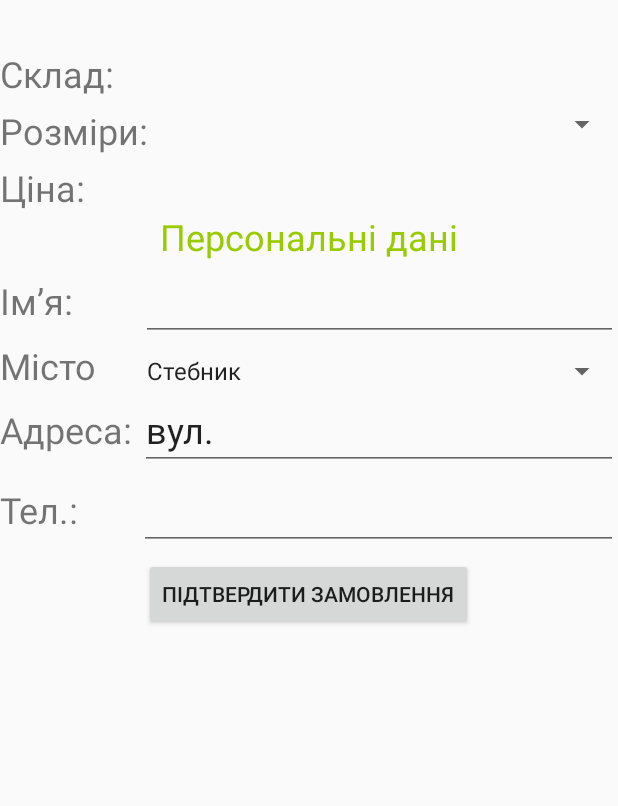
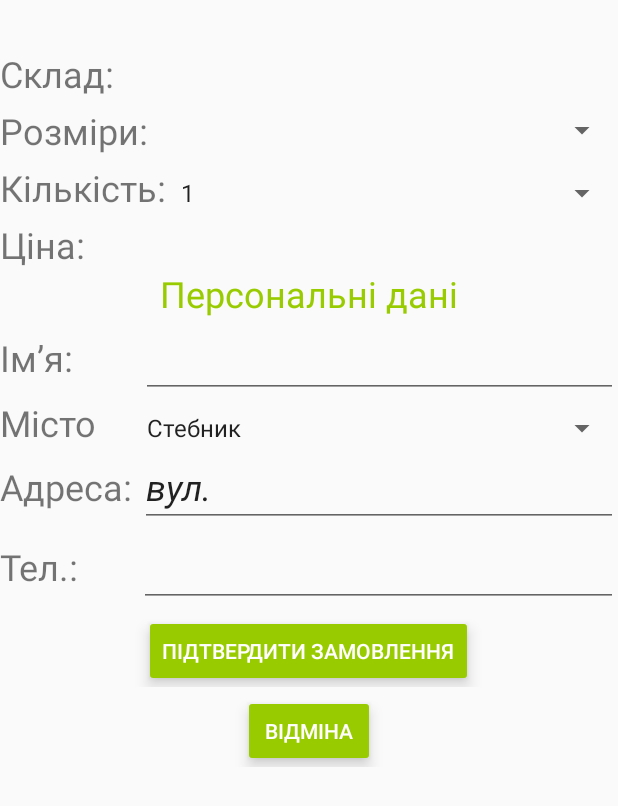
Before and after one commit to andriy98/EasyPizza, an Android app: the fragment Order_fragment placed in its activity, on a phone screen of 412 x 824 dp. Shown: the top 806 px of the screen. Run offline under Robolectric (Android 15) with nearby library versions, the phone set to English and light mode, and no system bars; our stand-ins replace Firebase (no records; nobody signed in at launch, a user with empty details on screens opened directly), Picasso; 7 statements that could not run were skipped.

Commit message:
Add progressdialog, add color buttons, add spinner_dropdown_item

```diff
--- a/app/src/main/AndroidManifest.xml
+++ b/app/src/main/AndroidManifest.xml
@@ -4,9 +4,9 @@
 
     <application
         android:allowBackup="true"
-        android:icon="@mipmap/ic_launcher"
+        android:icon="@drawable/icon"
         android:label="@string/app_name"
-        android:roundIcon="@mipmap/ic_launcher_round"
+        android:roundIcon="@drawable/icon"
         android:supportsRtl="true"
         android:theme="@style/AppTheme">
         <activity android:name=".MainActivity">
--- a/app/src/main/java/com/example/andrii/myapplication/Main_fragment.java
+++ b/app/src/main/java/com/example/andrii/myapplication/Main_fragment.java
@@ -1,8 +1,11 @@
 package com.example.andrii.myapplication;
 
+import android.app.ProgressDialog;
 import android.os.Bundle;
+import android.os.Handler;
 import android.support.annotation.Nullable;
 import android.support.v4.app.Fragment;
+import android.support.v4.app.FragmentTransaction;
 import android.support.v7.app.AppCompatActivity;
 import android.util.Log;
 import android.view.LayoutInflater;
@@ -10,6 +13,7 @@ import android.view.View;
 import android.view.ViewGroup;
 import android.widget.Button;
 import android.widget.ListView;
+import android.widget.ProgressBar;
 import android.widget.Toast;
 
 import com.google.firebase.database.DataSnapshot;
@@ -34,6 +38,7 @@ public class Main_fragment extends Fragment {
     private ArrayList<String> array_names = new ArrayList<>();
     private static final int LAYOUT = R.layout.list_tasks;
     private View view;
+    private ProgressDialog progressDialog;
 
     @Override
     public void onStart() {
@@ -49,6 +54,7 @@ public class Main_fragment extends Fragment {
         ((AppCompatActivity)getActivity()).getSupportActionBar().show();
         myRef = FirebaseDatabase.getInstance().getReference();
         getPizzas();
+        progressDialog = ProgressDialog.show(getContext(),"Завантаження","Зачекайте, будь ласка...",false,false);
         return view;
     }
 
@@ -79,6 +85,7 @@ public class Main_fragment extends Fragment {
                             array_names.add(name);
                             CustomListAdapter adapter = new CustomListAdapter(getContext(),array_descr,array_names, array_sizes,array_price,array_photo);
                             listView.setAdapter(adapter);
+                            progressDialog.dismiss();
                         }
                         @Override
                         public void onCancelled(DatabaseError databaseError) {
--- a/app/src/main/java/com/example/andrii/myapplication/Order_fragment.java
+++ b/app/src/main/java/com/example/andrii/myapplication/Order_fragment.java
@@ -26,9 +26,11 @@ public class Order_fragment extends Fragment {
     private View view;
     private ArrayAdapter<String> adapter;
     private ArrayAdapter<String> adapter_city;
+    private ArrayAdapter<String> adapter_numb;
     private String [] sizes;
     private String [] prices;
     private String [] cities = {"Стебник", "Трускавець", "Дрогобич"};
+    private String [] numbers = {"1","2","3","4","5","6","7","8","9","10"};
     private Button button_book;
     @Nullable
     @Override
@@ -40,6 +42,7 @@ public class Order_fragment extends Fragment {
         final EditText textFName = (EditText) view.findViewById(R.id.edit_name);
         final Spinner spinner_size = (Spinner) view.findViewById(R.id.spinner_size);
         final Spinner spinner_city = (Spinner) view.findViewById(R.id.spinner_city);
+        final Spinner spinner_numb = (Spinner) view.findViewById(R.id.spinner_numb);
         final TextView textPrice = (TextView) view.findViewById(R.id.text_pr);
         final TextView textName = (TextView) view.findViewById(R.id.item);
         button_book = (Button) view.findViewById(R.id.button_book);
@@ -48,8 +51,11 @@ public class Order_fragment extends Fragment {
         sizes = bundle.getString("Size").split("/");
         prices = bundle.getString("Price").split("/");
         adapter = new ArrayAdapter<String>(getActivity(), android.R.layout.simple_spinner_item, sizes);
+        adapter_numb = new ArrayAdapter<String>(getActivity(), android.R.layout.simple_spinner_item, numbers);
         adapter_city = new ArrayAdapter<String>(getActivity(), android.R.layout.simple_spinner_item, cities);
-
+        adapter.setDropDownViewResource(android.R.layout.simple_spinner_dropdown_item);
+        adapter_numb.setDropDownViewResource(android.R.layout.simple_spinner_dropdown_item);
+        adapter_city.setDropDownViewResource(android.R.layout.simple_spinner_dropdown_item);
 
 
 
@@ -61,6 +67,7 @@ public class Order_fragment extends Fragment {
 
         textDesc.setText(bundle.getString("Desc"));
         spinner_city.setAdapter(adapter_city);
+        spinner_numb.setAdapter(adapter_numb);
         spinner_size.setAdapter(adapter);
         spinner_size.setOnItemSelectedListener(new OnItemSelectedListener() {
             @Override
--- a/app/src/main/java/com/example/andrii/myapplication/StartAsyncTask.java
+++ b/app/src/main/java/com/example/andrii/myapplication/StartAsyncTask.java
@@ -52,7 +52,7 @@ class StartAsykcTask extends AsyncTask<Void,Void,Void> {
         //Dismissing the progress dialog
         progressDialog.dismiss();
         //Showing a success message
-        Toast.makeText(context,"Message Sent",Toast.LENGTH_LONG).show();
+        Toast.makeText(context,"Дякуємо за ваше замовлення !",Toast.LENGTH_LONG).show();
 
     }
 
--- a/app/src/main/res/layout/details.xml
+++ b/app/src/main/res/layout/details.xml
@@ -103,18 +103,22 @@
     android:layout_width="match_parent"
     android:layout_height="match_parent"
     android:weightSum="1">
+
         <Button
             android:id="@+id/button_book"
-        android:text="Замовити"
+            style="@style/Widget.AppCompat.Button.Colored"
+            android:layout_width="wrap_content"
             android:layout_height="wrap_content"
-        android:layout_width="wrap_content"/>
+            android:text="Замовити" />
+
         <Button
             android:id="@+id/button_back"
-        android:text="Назад"
+            style="@style/Widget.AppCompat.Button.Colored"
+            android:layout_width="wrap_content"
             android:layout_height="wrap_content"
-        android:layout_width="wrap_content"
+            android:layout_alignParentEnd="true"
             android:layout_alignParentTop="true"
-        android:layout_alignParentEnd="true" />
+            android:text="Назад" />
 </RelativeLayout>
 </LinearLayout>
     </ScrollView>
--- a/app/src/main/res/layout/list_tasks.xml
+++ b/app/src/main/res/layout/list_tasks.xml
@@ -5,13 +5,13 @@
     android:layout_width="match_parent"
     android:layout_height="match_parent"
     tools:context="com.example.andrii.myapplication.MainActivity">
+
     <ListView
         android:id="@+id/discr_for_task"
         android:layout_width="wrap_content"
         android:layout_height="wrap_content"
-
-
-        app:layout_constraintLeft_toLeftOf="parent">
+        app:layout_constraintLeft_toLeftOf="parent"
+        tools:layout_editor_absoluteY="0dp">
 
     </ListView>
 </android.support.constraint.ConstraintLayout>
--- a/app/src/main/res/layout/mylist.xml
+++ b/app/src/main/res/layout/mylist.xml
@@ -18,7 +18,8 @@
             android:layout_height="wrap_content"
             android:layout_centerHorizontal="true"
             android:textColor="@android:color/holo_green_light"
-            android:textSize="24sp" />
+            android:textSize="24sp"
+            android:textStyle="italic" />
 
     </RelativeLayout>
 
@@ -38,9 +39,14 @@
 
         <Button
             android:id="@+id/button7"
+            style="@style/Widget.AppCompat.Button.Colored"
             android:layout_width="wrap_content"
             android:layout_height="wrap_content"
-            android:text="Замовити"></Button>
+            android:stateListAnimator="@animator/animator"
+            android:text="Замовити"
+
+
+            ></Button>
 
         <Button
             android:id="@+id/button8"
@@ -48,6 +54,8 @@
             android:layout_height="wrap_content"
             android:layout_alignParentEnd="true"
             android:layout_alignParentTop="true"
+            style="@style/Widget.AppCompat.Button.Colored"
+            android:stateListAnimator="@animator/animator"
             android:text="Детальніше" />
 
     </RelativeLayout>
--- a/app/src/main/res/layout/order.xml
+++ b/app/src/main/res/layout/order.xml
@@ -67,15 +67,38 @@
             <Spinner
                 android:id="@+id/spinner_size"
                 android:layout_width="match_parent"
+                android:layout_height="match_parent"
+                android:layout_marginLeft="2dp"
+                android:dropDownWidth="match_parent"
+                android:spinnerMode="dialog"
+
+
+                android:textSize="30sp" />
+        </LinearLayout>
+        <LinearLayout
+            android:layout_width="match_parent"
+            android:layout_height="wrap_content"
+            android:layout_marginTop="5dp"
+            >
+
+            <TextView
+                android:id="@+id/text_тгьи"
+                android:layout_width="wrap_content"
+                android:layout_height="wrap_content"
+                android:text="Кількість:"
+                android:textSize="24sp" />
+
+            <Spinner
+                android:id="@+id/spinner_numb"
+                android:layout_width="match_parent"
                 android:layout_height="wrap_content"
                 android:layout_marginLeft="2dp"
                 android:dropDownWidth="match_parent"
-                android:textSize="30sp"
+                android:spinnerMode="dialog"
 
 
-                />
+                android:textSize="30sp" />
         </LinearLayout>
-
 
         <LinearLayout
             android:layout_width="match_parent"
@@ -97,6 +120,7 @@
                 android:layout_marginLeft="45dp"
                 android:textSize="24sp" />
         </LinearLayout>
+
         <RelativeLayout
             android:layout_width="match_parent"
             android:layout_height="wrap_content">
@@ -131,7 +155,8 @@
                 android:layout_width="match_parent"
                 android:layout_height="wrap_content"
                 android:layout_marginLeft="45dp"
-                android:textSize="24sp" />
+                android:textSize="24sp"
+                android:textStyle="italic" />
         </LinearLayout>
         <LinearLayout
             android:layout_width="match_parent"
@@ -151,6 +176,7 @@
                 android:layout_width="match_parent"
                 android:layout_height="wrap_content"
                 android:layout_marginLeft="25dp"
+                android:spinnerMode="dialog"
                 android:textSize="24sp" />
         </LinearLayout>
 
@@ -174,7 +200,8 @@
                 android:layout_height="wrap_content"
                 android:layout_marginLeft="5dp"
                 android:text="вул. "
-                android:textSize="24sp" />
+                android:textSize="24sp"
+                android:textStyle="italic" />
         </LinearLayout>
         <LinearLayout
             android:layout_width="match_parent"
@@ -195,7 +222,8 @@
                 android:layout_height="wrap_content"
                 android:layout_marginLeft="40dp"
                 android:inputType="phone"
-                android:textSize="24sp" />
+                android:textSize="24sp"
+                android:textStyle="italic" />
         </LinearLayout>
 
         <RelativeLayout
@@ -207,13 +235,42 @@
             android:layout_width="match_parent"
             android:layout_height="match_parent"
             android:weightSum="1">
+
             <Button
+
                 android:id="@+id/button_book"
-                android:text="Підтвердити замовлення"
+                style="@style/Widget.AppCompat.Button.Colored"
+                android:layout_width="wrap_content"
                 android:layout_height="wrap_content"
+                android:layout_alignParentTop="true"
+                android:layout_centerHorizontal="true"
+                android:stateListAnimator="@animator/animator"
+
+                android:text="Підтвердити замовлення" />
+
+        </RelativeLayout>
+        <RelativeLayout
+            android:layout_width="match_parent"
+            android:layout_height="wrap_content"
+            android:layout_marginTop="5dp"
+            >
+
+            android:layout_width="match_parent"
+            android:layout_height="match_parent"
+            android:weightSum="1">
+
+            <Button
+
+                android:id="@+id/button_cancel"
+                style="@style/Widget.AppCompat.Button.Colored"
                 android:layout_width="wrap_content"
+                android:layout_height="wrap_content"
                 android:layout_alignParentTop="true"
-                android:layout_centerHorizontal="true" />
+                android:layout_centerHorizontal="true"
+                android:stateListAnimator="@animator/animator"
+
+                android:text="Відміна" />
+
         </RelativeLayout>
         </LinearLayout>
 </ScrollView>
--- a/app/src/main/res/values/colors.xml
+++ b/app/src/main/res/values/colors.xml
@@ -1,6 +1,7 @@
 <?xml version="1.0" encoding="utf-8"?>
 <resources>
     <color name="colorPrimary">#FF99cc00</color>
-    <color name="colorPrimaryDark">#303F9F</color>
+    <color name="colorPrimaryDark">#FF99cc00</color>
     <color name="colorAccent">#FF99cc00</color>
+    <color name="colorNew">#ffffff</color>
 </resources>
```
Also changed, not shown: app/src/main/res/animator/animator.xml (added, +28 -0 lines), app/src/main/res/drawable/icon.jpg (added). Lines whose indentation alone changed are shown as unchanged.
